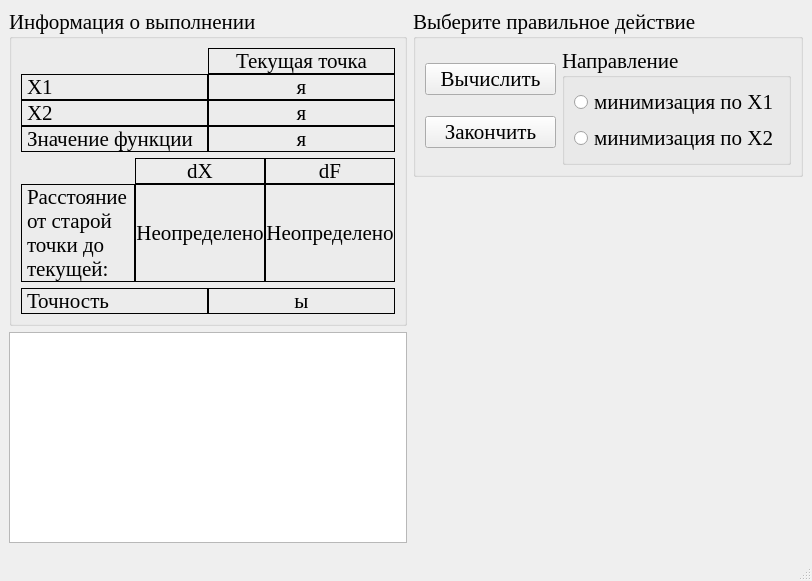
Qt form optimizationmethods/ui/CWdescent_md.ui (Eliminationzx/optimizationmethods) before a commit.
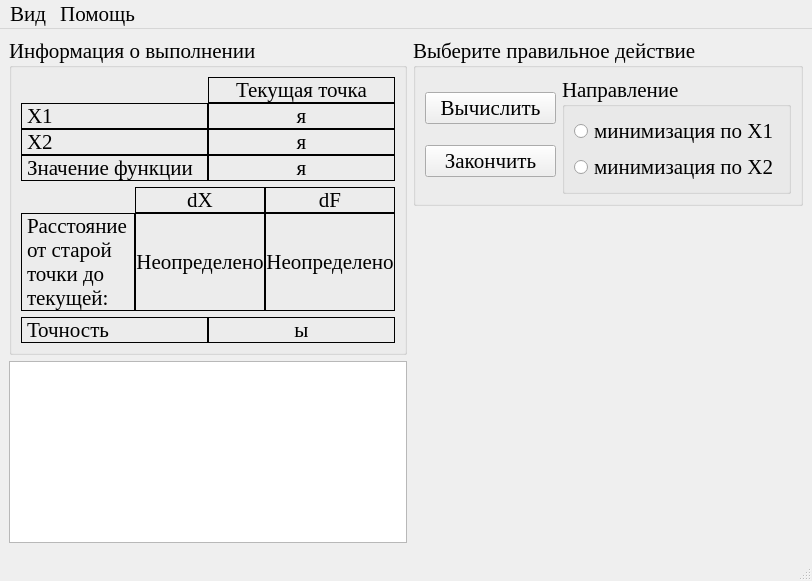
The same form after that commit. Icons and pictures are not drawn.

```diff
--- a/optimizationmethods/ui/CWdescent_md.ui
+++ b/optimizationmethods/ui/CWdescent_md.ui
@@ -355,9 +355,23 @@
      <x>0</x>
      <y>0</y>
      <width>812</width>
-     <height>23</height>
+     <height>21</height>
     </rect>
    </property>
+   <widget class="QMenu" name="menu">
+    <property name="title">
+     <string>Помощь</string>
+    </property>
+    <addaction name="helpo_action"/>
+   </widget>
+   <widget class="QMenu" name="difiniFonto_act">
+    <property name="title">
+     <string>Вид</string>
+    </property>
+    <addaction name="difiniFonto_act_2"/>
+   </widget>
+   <addaction name="difiniFonto_act"/>
+   <addaction name="menu"/>
   </widget>
   <widget class="QStatusBar" name="statusbar"/>
  </widget>
```
Left out of the diff: 10 changed lines with no effect on the pictures.
